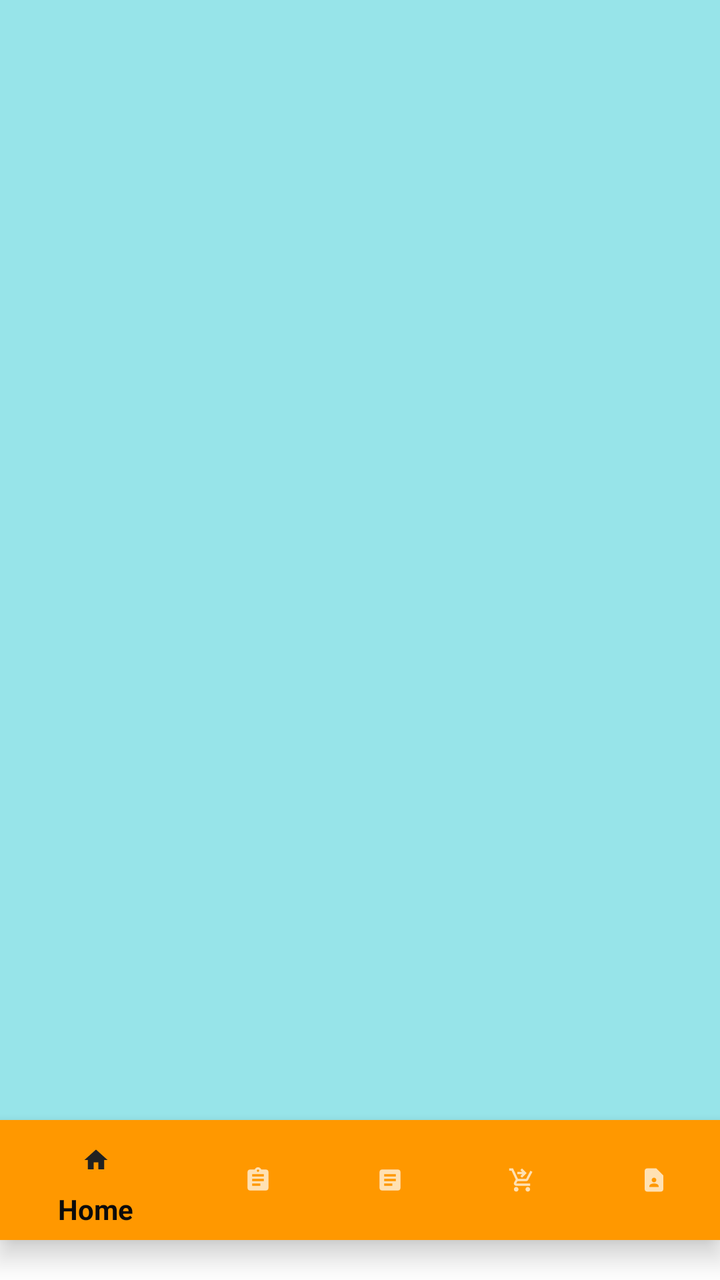
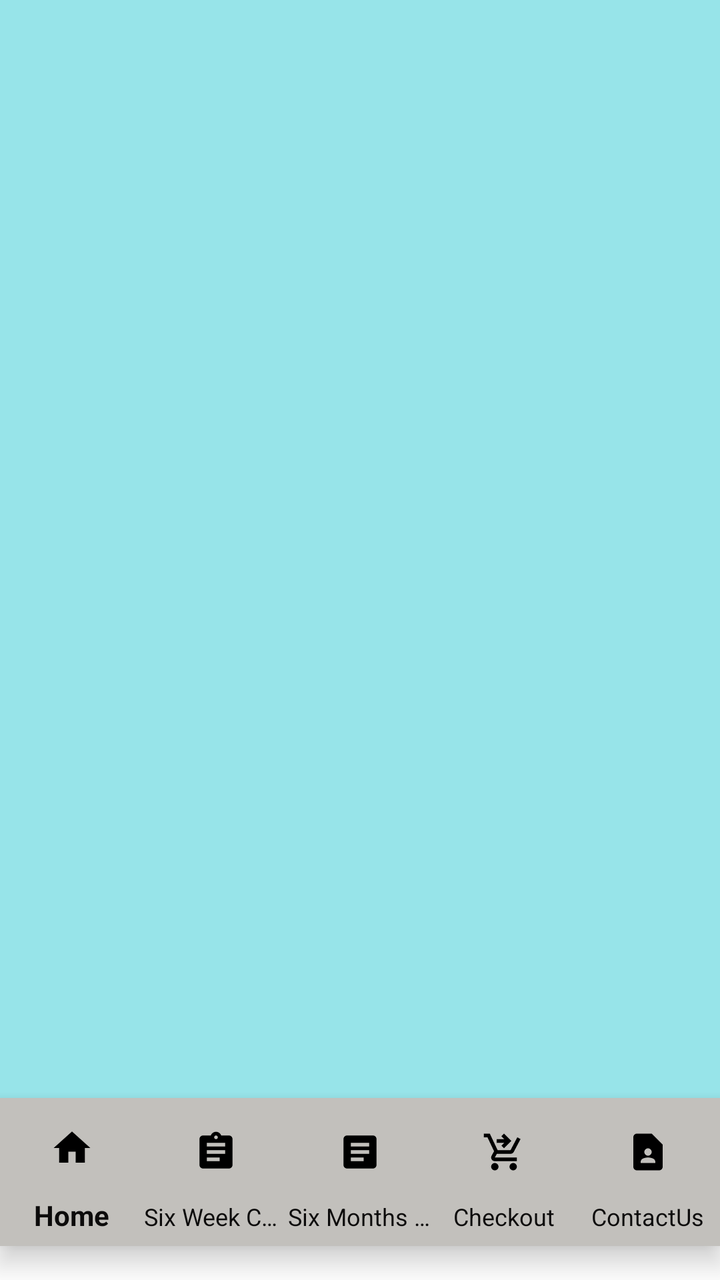

The first picture is an Android layout as it rendered before a commit; the second is the same layout after the commit. The layout source and the unified diff follow.
<!-- AndroidManifest.xml: application theme Theme.AppCompat -->
<!-- res/layout/activity_main.xml -->
<?xml version="1.0" encoding="utf-8"?>
<RelativeLayout xmlns:android="http://schemas.android.com/apk/res/android"
    xmlns:app="http://schemas.android.com/apk/res-auto"
    xmlns:tools="http://schemas.android.com/tools"
    android:layout_width="match_parent"
    android:layout_height="match_parent"
    android:background="#FFFFFF"
    tools:context=".MainActivity">

    <FrameLayout
        android:id="@+id/container"
        android:layout_width="match_parent"
        android:layout_height="match_parent"
        android:layout_above="@id/bottomNav"
        android:background="#97e4e9" />


    <com.google.android.material.bottomnavigation.BottomNavigationView
        android:id="@+id/bottomNav"
        android:layout_width="match_parent"
        android:layout_height="60dp"
        android:layout_alignParentBottom="true"
        android:layout_marginBottom="20dp"
        android:background="#FF9800"
        android:scrollIndicators="left"
        app:itemTextColor="#0C0B0B"
        app:layout_constraintBottom_toBottomOf="parent"
        app:layout_constraintEnd_toEndOf="parent"
        app:layout_constraintHorizontal_bias="0.5"
        app:layout_constraintStart_toStartOf="parent"
        app:menu="@menu/nav_menu" />
</RelativeLayout>
<!-- resources referenced by this layout -->
<resources>

</resources>

<!-- the commit's change to res/layout/activity_main.xml (unified diff, before → after) -->
@@ -18,12 +18,15 @@
     <com.google.android.material.bottomnavigation.BottomNavigationView
         android:id="@+id/bottomNav"
         android:layout_width="match_parent"
-        android:layout_height="60dp"
+        android:layout_height="74dp"
         android:layout_alignParentBottom="true"
-        android:layout_marginBottom="20dp"
-        android:background="#FF9800"
+        android:layout_marginBottom="17dp"
+        android:background="#c2c0bc"
         android:scrollIndicators="left"
+        app:itemIconSize="38dp"
+        app:itemIconTint="@color/black"
         app:itemTextColor="#0C0B0B"
+        app:labelVisibilityMode="labeled"
         app:layout_constraintBottom_toBottomOf="parent"
         app:layout_constraintEnd_toEndOf="parent"
         app:layout_constraintHorizontal_bias="0.5"
<!-- resource entries referenced after the edit -->
@@ -1,5 +1,5 @@
 <!-- resources referenced by this layout -->
 <resources>
-
+  <color name="black">#FF000000</color>
 </resources>
 
